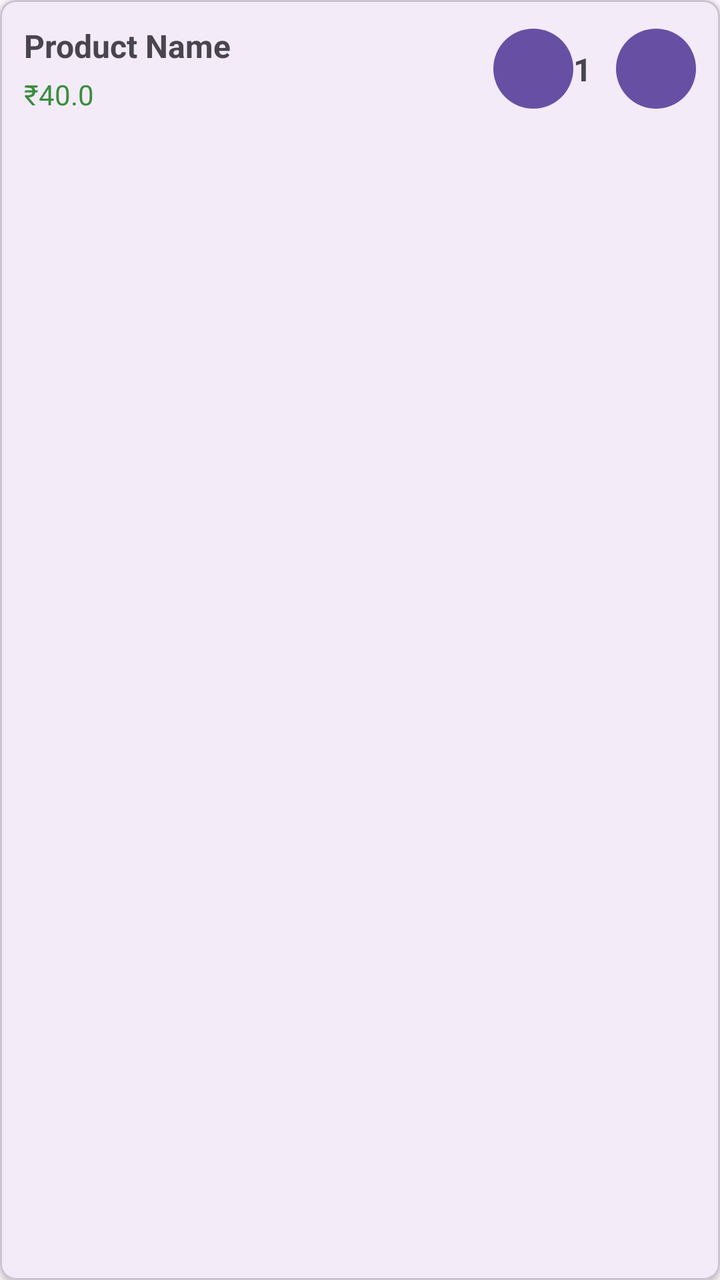
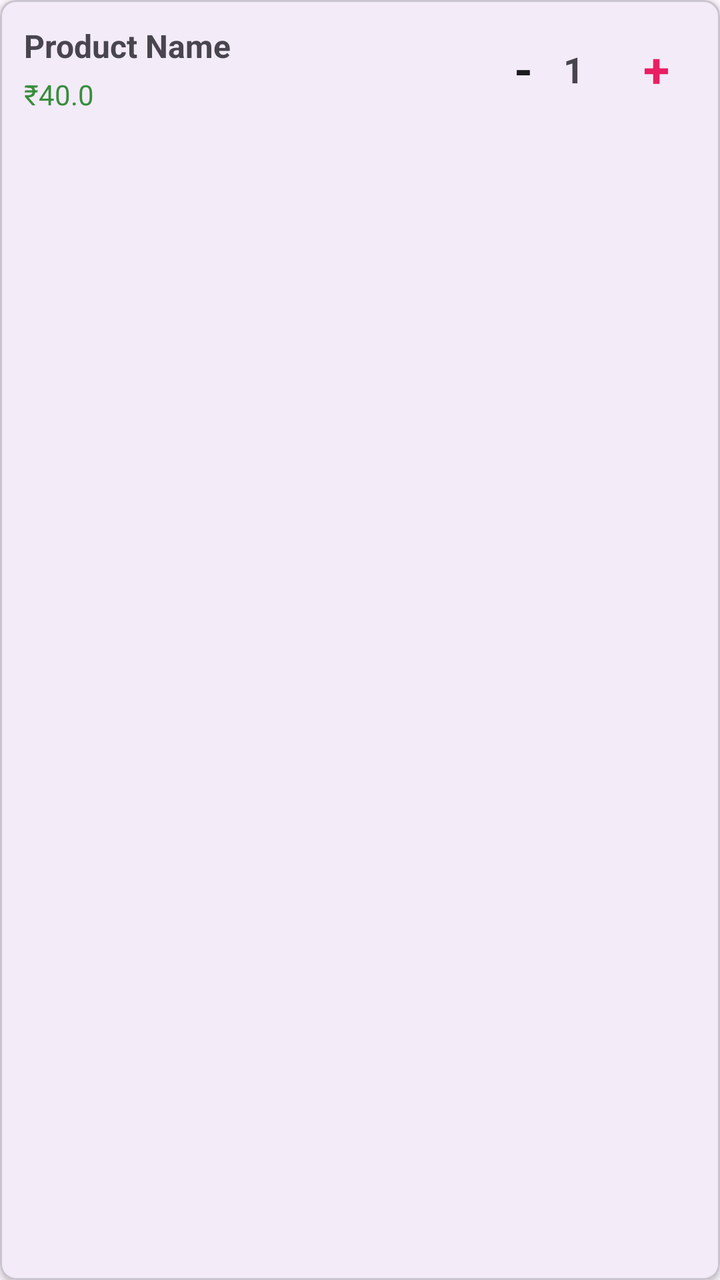

An Android layout rendered at two revisions. The XML below is the earlier revision; the diff shows what the commit changed to produce the second picture.
<!-- AndroidManifest.xml: application theme Theme.MiniGroceryApp -->
<!-- res/layout/item_cart.xml -->
<?xml version="1.0" encoding="utf-8"?>
<com.google.android.material.card.MaterialCardView xmlns:android="http://schemas.android.com/apk/res/android"
    xmlns:app="http://schemas.android.com/apk/res-auto"
    android:layout_width="match_parent"
    android:layout_height="wrap_content"
    android:layout_margin="8dp"
    app:cardCornerRadius="8dp"
    app:cardElevation="2dp">

    <androidx.constraintlayout.widget.ConstraintLayout
        android:layout_width="match_parent"
        android:layout_height="wrap_content"
        android:padding="12dp">

        <TextView
            android:id="@+id/tvName"
            android:layout_width="0dp"
            android:layout_height="wrap_content"
            android:text="Product Name"
            android:textSize="16sp"
            android:textStyle="bold"
            app:layout_constraintTop_toTopOf="parent"
            app:layout_constraintStart_toStartOf="parent"
            app:layout_constraintEnd_toStartOf="@id/btnMinus" />

        <TextView
            android:id="@+id/tvPrice"
            android:layout_width="wrap_content"
            android:layout_height="wrap_content"
            android:text="₹40.0"
            android:textColor="#388E3C"
            android:layout_marginTop="4dp"
            app:layout_constraintTop_toBottomOf="@id/tvName"
            app:layout_constraintStart_toStartOf="parent" />

        <com.google.android.material.button.MaterialButton
            android:id="@+id/btnMinus"
            android:layout_width="40dp"
            android:layout_height="40dp"
            android:text="-"
            android:insetLeft="0dp"
            android:insetTop="0dp"
            android:insetRight="0dp"
            android:insetBottom="0dp"
            app:cornerRadius="20dp"
            app:layout_constraintEnd_toStartOf="@id/tvQuantity"
            app:layout_constraintTop_toTopOf="parent"
            app:layout_constraintBottom_toBottomOf="parent" />

        <TextView
            android:id="@+id/tvQuantity"
            android:layout_width="wrap_content"
            android:layout_height="wrap_content"
            android:text="1"
            android:textSize="16sp"
            android:textStyle="bold"
            android:layout_marginHorizontal="12dp"
            app:layout_constraintEnd_toStartOf="@id/btnPlus"
            app:layout_constraintTop_toTopOf="parent"
            app:layout_constraintBottom_toBottomOf="parent" />

        <com.google.android.material.button.MaterialButton
            android:id="@+id/btnPlus"
            android:layout_width="40dp"
            android:layout_height="40dp"
            android:text="+"
            android:insetLeft="0dp"
            android:insetTop="0dp"
            android:insetRight="0dp"
            android:insetBottom="0dp"
            app:cornerRadius="20dp"
            app:layout_constraintEnd_toEndOf="parent"
            app:layout_constraintTop_toTopOf="parent"
            app:layout_constraintBottom_toBottomOf="parent" />

    </androidx.constraintlayout.widget.ConstraintLayout>
</com.google.android.material.card.MaterialCardView>
<!-- resources referenced by this layout -->
<resources>
  <style name="Theme.MiniGroceryApp" parent="Base.Theme.MiniGroceryApp" />
  <style name="Base.Theme.MiniGroceryApp" parent="Theme.Material3.DayNight.NoActionBar">
          
          
      </style>
</resources>

<!-- the commit's change to res/layout/item_cart.xml (unified diff, before → after) -->
@@ -33,16 +33,16 @@
             app:layout_constraintTop_toBottomOf="@id/tvName"
             app:layout_constraintStart_toStartOf="parent" />
 
-        <com.google.android.material.button.MaterialButton
+        <TextView
             android:id="@+id/btnMinus"
             android:layout_width="40dp"
             android:layout_height="40dp"
             android:text="-"
-            android:insetLeft="0dp"
-            android:insetTop="0dp"
-            android:insetRight="0dp"
-            android:insetBottom="0dp"
-            app:cornerRadius="20dp"
+            android:textSize="24sp"
+            android:textStyle="bold"
+            android:gravity="center"
+            android:textColor="?android:attr/textColorPrimary"
+            android:background="?attr/selectableItemBackgroundBorderless"
             app:layout_constraintEnd_toStartOf="@id/tvQuantity"
             app:layout_constraintTop_toTopOf="parent"
             app:layout_constraintBottom_toBottomOf="parent" />
@@ -52,23 +52,23 @@
             android:layout_width="wrap_content"
             android:layout_height="wrap_content"
             android:text="1"
-            android:textSize="16sp"
+            android:textSize="18sp"
             android:textStyle="bold"
-            android:layout_marginHorizontal="12dp"
+            android:layout_marginHorizontal="16dp"
             app:layout_constraintEnd_toStartOf="@id/btnPlus"
             app:layout_constraintTop_toTopOf="parent"
             app:layout_constraintBottom_toBottomOf="parent" />
 
-        <com.google.android.material.button.MaterialButton
+        <TextView
             android:id="@+id/btnPlus"
             android:layout_width="40dp"
             android:layout_height="40dp"
             android:text="+"
-            android:insetLeft="0dp"
-            android:insetTop="0dp"
-            android:insetRight="0dp"
-            android:insetBottom="0dp"
-            app:cornerRadius="20dp"
+            android:textSize="24sp"
+            android:textStyle="bold"
+            android:gravity="center"
+            android:textColor="#E91E63"
+            android:background="?attr/selectableItemBackgroundBorderless"
             app:layout_constraintEnd_toEndOf="parent"
             app:layout_constraintTop_toTopOf="parent"
             app:layout_constraintBottom_toBottomOf="parent" />
